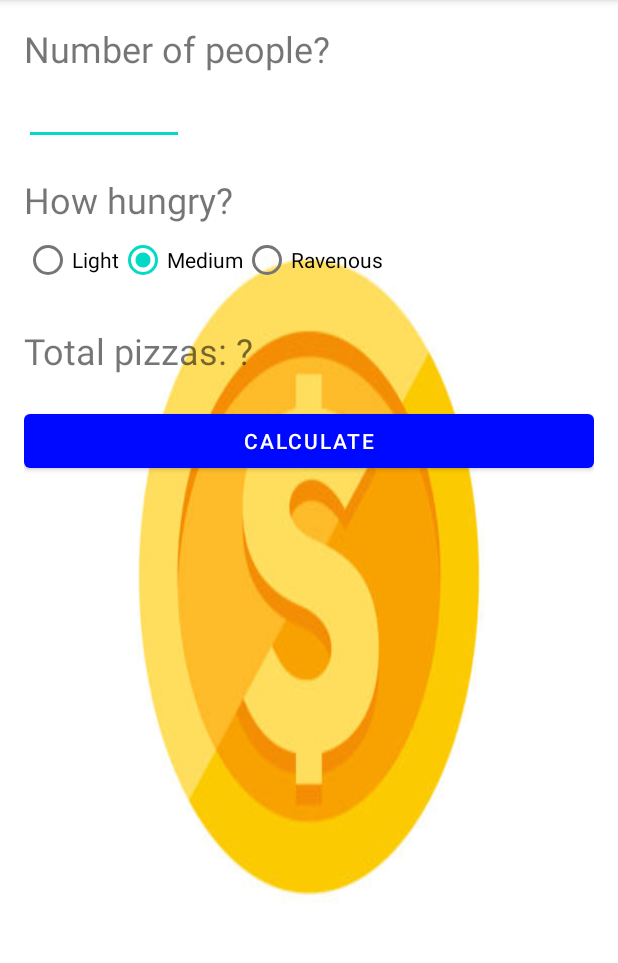
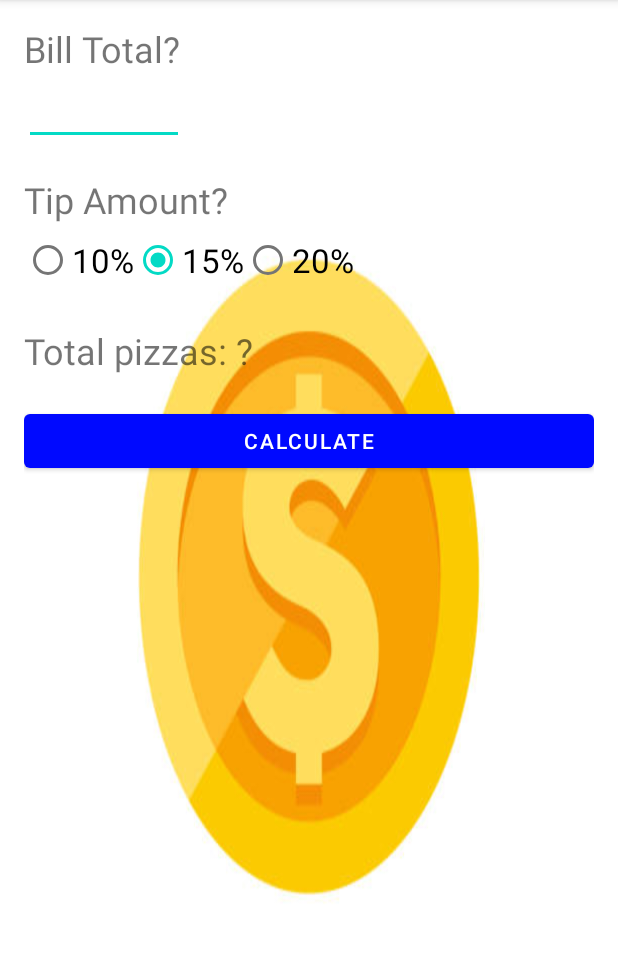
Before and after one commit to StevenTNguyen-Code/TipCalculator, an Android app: the MainActivity screen opened directly, with no data from a screen before it, on a phone screen of 412 x 824 dp, the part 84-1047 px from its top. Run offline under Robolectric (Android 15) with nearby library versions, the phone set to English and light mode, and no system bars.

Commit message:
Changed options for default tip amounts

```diff
--- a/app/src/main/res/layout/activity_main.xml
+++ b/app/src/main/res/layout/activity_main.xml
@@ -15,7 +15,7 @@
     <TextView
         android:layout_width="wrap_content"
         android:layout_height="wrap_content"
-        android:text="Number of people?"
+        android:text="Bill Total?"
         android:textSize="24sp"
         android:labelFor="@id/num_attend_edit_text" />
 
@@ -32,7 +32,7 @@
         android:layout_width="wrap_content"
         android:layout_height="wrap_content"
         android:layout_marginTop="20dp"
-        android:text="How hungry?"
+        android:text="Tip Amount?"
         android:textSize="24sp"
         android:labelFor="@id/hungry_radio_group" />
 
@@ -43,18 +43,21 @@
         android:orientation="horizontal">
         <RadioButton
             android:id="@+id/light_radio_button"
-            android:text="Light"
+            android:text="10%"
+            android:textSize="22sp"
             android:layout_width="wrap_content"
             android:layout_height="wrap_content" />
         <RadioButton
             android:id="@+id/medium_radio_button"
-            android:text="Medium"
+            android:text="15%"
+            android:textSize="22sp"
             android:layout_width="wrap_content"
             android:layout_height="wrap_content"
             android:checked="true" />
         <RadioButton
             android:id="@+id/ravenous_radio_button"
-            android:text="Ravenous"
+            android:text="20%"
+            android:textSize="22sp"
             android:layout_width="wrap_content"
             android:layout_height="wrap_content" />
     </RadioGroup>
```
